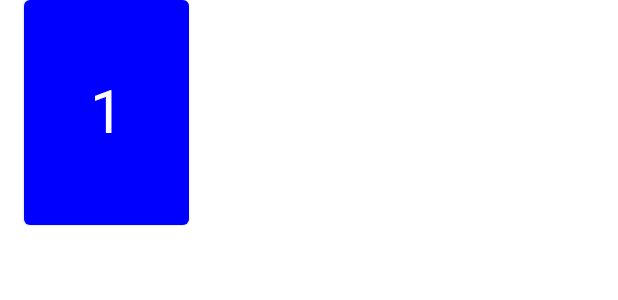
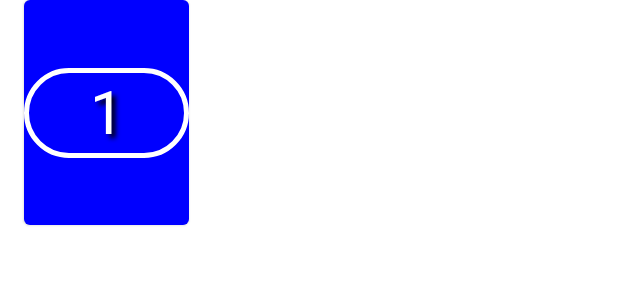
Before and after one commit to tomtongva/Project3_5280, an Android app built with Jetpack Compose: the @Preview function Preview_MyComposable, on a phone screen of 412 x 824 dp. Shown: the top 300 px of the screen. Run offline under Robolectric (Android 15) with nearby library versions, the phone set to English and light mode, and no system bars.

Commit message:
Game play updates

```diff
--- a/app/src/main/java/com/group3/project2/common/composable/CardComposable.kt
+++ b/app/src/main/java/com/group3/project2/common/composable/CardComposable.kt
@@ -2,18 +2,30 @@ package com.group3.project2.common.composable
 
 import androidx.annotation.DrawableRes
 import androidx.annotation.StringRes
+import androidx.compose.foundation.BorderStroke
+import androidx.compose.foundation.background
+import androidx.compose.foundation.border
 import androidx.compose.foundation.layout.*
+import androidx.compose.foundation.shape.CircleShape
+import androidx.compose.foundation.shape.RoundedCornerShape
 import androidx.compose.material.*
 import androidx.compose.runtime.*
 import androidx.compose.ui.Alignment
 import androidx.compose.ui.Modifier
+import androidx.compose.ui.draw.clip
+import androidx.compose.ui.geometry.Offset
 import androidx.compose.ui.graphics.Color
+import androidx.compose.ui.graphics.Shadow
 import androidx.compose.ui.res.painterResource
 import androidx.compose.ui.res.stringResource
+import androidx.compose.ui.text.TextStyle
 import androidx.compose.ui.text.style.TextAlign
 import androidx.compose.ui.unit.dp
 import androidx.compose.ui.unit.sp
 import com.group3.project2.common.ext.dropdownSelector
+import com.group3.project2.theme.Black
+import com.group3.project2.theme.Red
+import com.group3.project2.theme.White
 
 @ExperimentalMaterialApi
 @Composable
@@ -83,16 +95,32 @@ fun UnoCardEditor(
         Column(
             verticalArrangement = Arrangement.Center,
             horizontalAlignment = Alignment.CenterHorizontally,
-            modifier = Modifier.fillMaxHeight().fillMaxWidth().padding(16.dp)
+            modifier = Modifier.fillMaxHeight().fillMaxWidth()
         ) {
-            Text(
-                text = cardContent,
-                textAlign = TextAlign.Center,
-                color = Color.White,
-                fontSize = 40.sp,
-                modifier = Modifier
-                    .padding(16.dp, 0.dp)
-            )
+
+            Box(
+                modifier = Modifier.size(height = 60.dp, width = 500.dp).border(BorderStroke(3.dp, White), CircleShape),
+                contentAlignment = Alignment.Center
+            ) {
+                Text(
+                    text = cardContent,
+                    textAlign = TextAlign.Center,
+                    style = TextStyle(
+                        shadow = Shadow(
+                                    color = Color.Black,
+                                    offset = Offset(4f, 4f),
+                                    blurRadius = 4f
+                                    )
+                    ),
+                    color = White,
+                    fontSize = 40.sp
+                )
+            }
+
+
+
+
+
         }
     }
 }
--- a/app/src/main/java/com/group3/project2/common/ext/ModifierExt.kt
+++ b/app/src/main/java/com/group3/project2/common/ext/ModifierExt.kt
@@ -22,7 +22,7 @@ fun Modifier.playableCard(): Modifier {
 }
 
 fun Modifier.handCard(): Modifier {
-    return this.padding(16.dp, 0.dp, 16.dp, 8.dp).height(90.dp).width(65.dp)
+    return this.padding(5.dp, 5.dp, 5.dp, 5.dp).height(105.dp).width(75.dp)
 }
 
 fun Modifier.contextMenu(): Modifier {
--- a/app/src/main/java/com/group3/project2/model/Game.kt
+++ b/app/src/main/java/com/group3/project2/model/Game.kt
@@ -6,6 +6,7 @@ data class Game (
     val guestId: String = "",
     val started: Boolean = false,
     val completed: Boolean = false,
+    var hostsMove: Boolean = true,
     val cards: MutableList<Card> = mutableListOf<Card>(),
     val discardPile: MutableList<Card> = mutableListOf<Card>(),
     val hostHand: MutableList<Card> = mutableListOf<Card>(),
--- a/app/src/main/java/com/group3/project2/screens/new_game/NewGameViewModel.kt
+++ b/app/src/main/java/com/group3/project2/screens/new_game/NewGameViewModel.kt
@@ -35,13 +35,15 @@ class NewGameViewModel @Inject constructor(
 
         for (color in colors) {
             for (i in 0..11) {
+                var colorEdit = color
                 var content = i.toString()
                 if (i == 10) {
                     content = "S"
                 } else if (i == 11) {
                     content = "+4"
+                    colorEdit = ""
                 }
-                cards.add(Card(id = content + color, content = content, color = color))
+                cards.add(Card(id = content + color, content = content, color = colorEdit))
             }
         }
         cards.shuffle()
```
Also changed, not shown: app/src/main/java/com/group3/project2/screens/game/CardInHand.kt (+7 -4 lines), app/src/main/java/com/group3/project2/screens/game/GameScreen.kt (+38 -18 lines), app/src/main/java/com/group3/project2/screens/game/GameViewModel.kt (+56 -7 lines).
